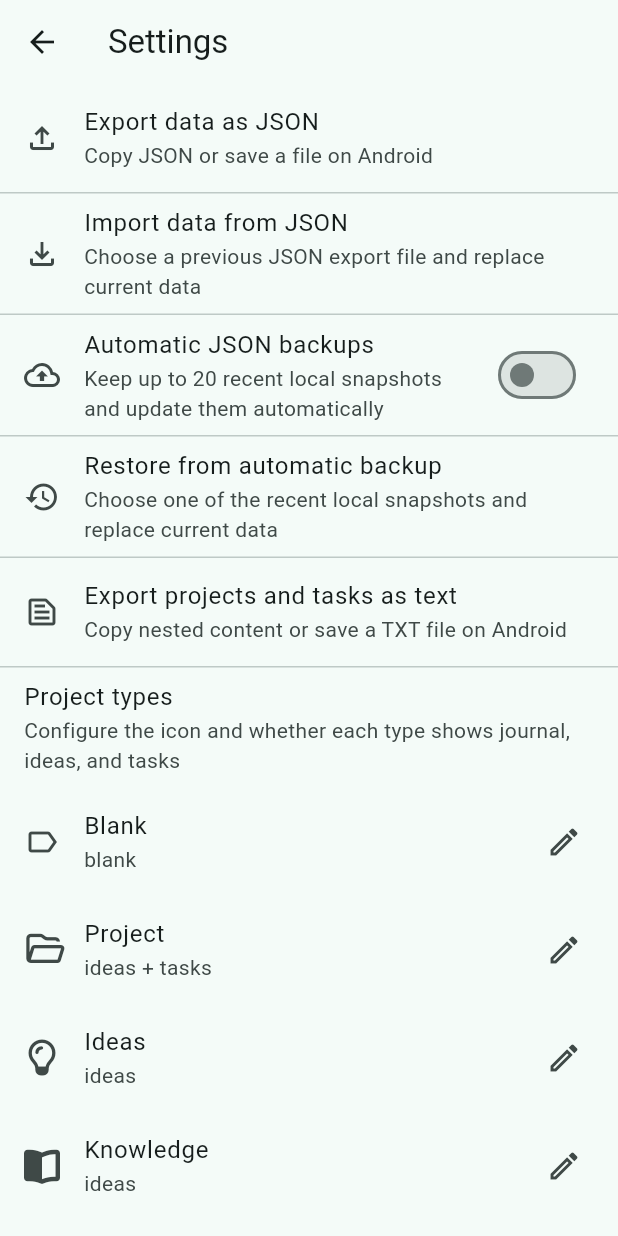
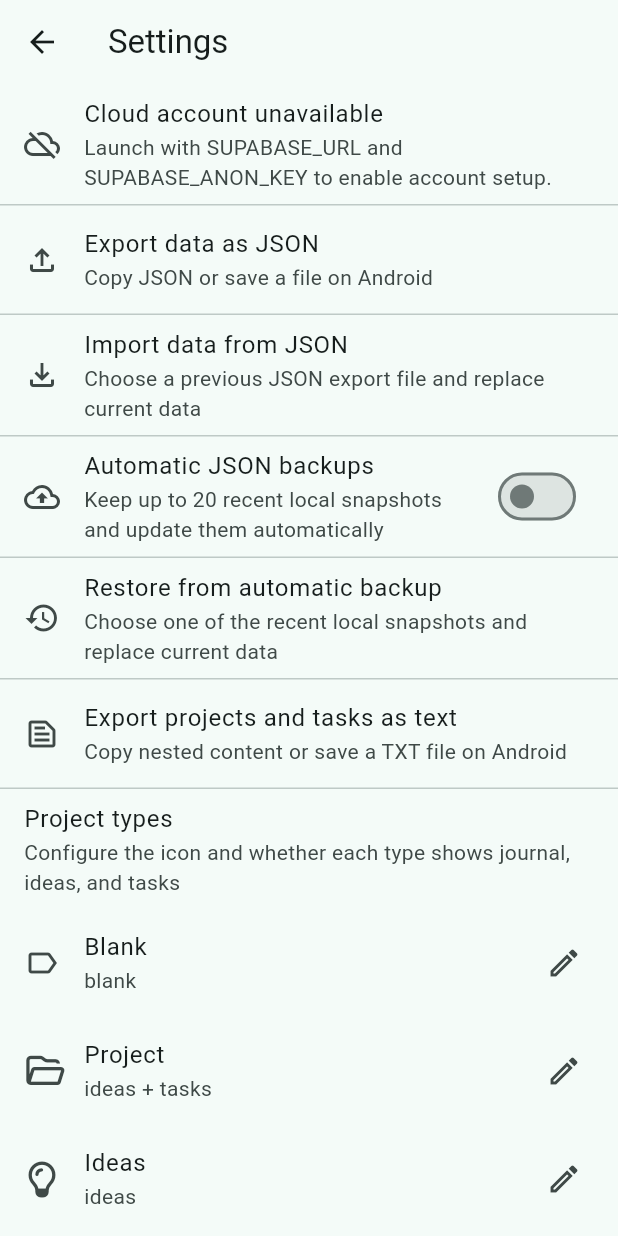
Before and after one commit to Jakob37/Mind, a Flutter app: the screen it shows after launch, after a tap on the "settings" icon, on a phone screen of 412 x 824 dp. Run offline on Flutter 3.47's test engine with Material 3 defaults, Android fonts, the phone set to English and light mode, and no system bars; our stand-ins replace font_awesome_flutter, share_plus, shared_preferences, supabase_flutter; missing offline and left inert: file_selector, flutter_file_dialog; accounts and stored records are empty.

Commit message:
Add Supabase account scaffolding

```diff
--- a/lib/main.dart
+++ b/lib/main.dart
@@ -1,7 +1,10 @@
 import 'package:flutter/material.dart';
 
 import 'src/app.dart';
+import 'src/supabase_bootstrap.dart';
 
-void main() {
+Future<void> main() async {
+  WidgetsFlutterBinding.ensureInitialized();
+  await SupabaseBootstrap.initializeIfConfigured();
   runApp(const MindApp());
 }
--- /dev/null
+++ b/lib/src/features/tasks/data/task_sync_service.dart
@@ -0,0 +1,102 @@
+import 'package:supabase_flutter/supabase_flutter.dart';
+
+import '../../../supabase_bootstrap.dart';
+
+class TaskSyncAccountState {
+  const TaskSyncAccountState({
+    required this.isConfigured,
+    this.userId,
+    this.email,
+  });
+
+  final bool isConfigured;
+  final String? userId;
+  final String? email;
+
+  bool get isSignedIn => userId != null && userId!.isNotEmpty;
+}
+
+class TaskAuthResult {
+  const TaskAuthResult({
+    required this.isSignedIn,
+    required this.message,
+  });
+
+  final bool isSignedIn;
+  final String message;
+}
+
+class TaskSyncService {
+  TaskSyncService({
+    SupabaseClient? client,
+  }) : _client = client ?? SupabaseBootstrap.client;
+
+  final SupabaseClient? _client;
+
+  bool get isConfigured => _client != null;
+
+  TaskSyncAccountState get accountState {
+    final User? user = _client?.auth.currentUser;
+    return TaskSyncAccountState(
+      isConfigured: isConfigured,
+      userId: user?.id,
+      email: user?.email,
+    );
+  }
+
+  Future<TaskAuthResult> signIn({
+    required String email,
+    required String password,
+  }) async {
+    final SupabaseClient client = _requireClient();
+    final AuthResponse response = await client.auth.signInWithPassword(
+      email: email,
+      password: password,
+    );
+    final User? user = response.user ?? client.auth.currentUser;
+    final String resolvedEmail = user?.email ?? email;
+
+    return TaskAuthResult(
+      isSignedIn: true,
+      message: 'Signed in as $resolvedEmail.',
+    );
+  }
+
+  Future<TaskAuthResult> signUp({
+    required String email,
+    required String password,
+  }) async {
+    final SupabaseClient client = _requireClient();
+    final AuthResponse response = await client.auth.signUp(
+      email: email,
+      password: password,
+    );
+    final User? user = response.user ?? client.auth.currentUser;
+    final bool isSignedIn = response.session != null;
+    final String resolvedEmail = user?.email ?? email;
+
+    return TaskAuthResult(
+      isSignedIn: isSignedIn,
+      message: isSignedIn
+          ? 'Account created and signed in as $resolvedEmail.'
+          : 'Account created for $resolvedEmail. Check email confirmation '
+              'settings in Supabase if sign-in is not immediate.',
+    );
+  }
+
+  Future<void> signOut() async {
+    final SupabaseClient client = _requireClient();
+    await client.auth.signOut();
+  }
+
+  SupabaseClient _requireClient() {
+    final SupabaseClient? client = _client;
+    if (client == null) {
+      throw StateError(
+        'Supabase is not configured. Launch with SUPABASE_URL and '
+        'SUPABASE_ANON_KEY.',
+      );
+    }
+    return client;
+  }
+}
--- a/lib/src/features/tasks/presentation/pages/settings_page.dart
+++ b/lib/src/features/tasks/presentation/pages/settings_page.dart
@@ -7,6 +7,7 @@ import 'package:flutter_file_dialog/flutter_file_dialog.dart';
 import 'package:flutter/services.dart';
 
 import '../../data/task_backup_service.dart';
+import '../../data/task_sync_service.dart';
 import '../../domain/task_models.dart';
 import '../widgets/card_layout.dart';
 import '../widgets/edit_project_type_sheet.dart';
@@ -29,6 +30,9 @@ class SettingsPage extends StatefulWidget {
     required this.onAutomaticBackupsEnabledChanged,
     required this.listAutomaticBackups,
     required this.onRestoreAutomaticBackup,
+    required this.cloudAccountState,
+    required this.onManageCloudAccount,
+    required this.onSignOutCloudAccount,
     required this.cardLayoutPreset,
     required this.onCardLayoutPresetChanged,
   });
@@ -46,6 +50,9 @@ class SettingsPage extends StatefulWidget {
   final Future<String?> Function(bool enabled) onAutomaticBackupsEnabledChanged;
   final Future<List<TaskBackupEntry>> Function() listAutomaticBackups;
   final Future<String?> Function(String backupId) onRestoreAutomaticBackup;
+  final TaskSyncAccountState cloudAccountState;
+  final Future<TaskSyncAccountState> Function() onManageCloudAccount;
+  final Future<TaskSyncAccountState> Function() onSignOutCloudAccount;
   final CardLayoutPreset cardLayoutPreset;
   final ValueChanged<CardLayoutPreset> onCardLayoutPresetChanged;
 
@@ -62,6 +69,7 @@ class _SettingsPageState extends State<SettingsPage> {
   );
   late bool _hideCompletedProjectItems = widget.hideCompletedProjectItems;
   late bool _automaticBackupsEnabled = widget.automaticBackupsEnabled;
+  late TaskSyncAccountState _cloudAccountState = widget.cloudAccountState;
   late CardLayoutPreset _cardLayoutPreset = widget.cardLayoutPreset;
 
   bool get _isAndroidDevice =>
@@ -642,6 +650,33 @@ class _SettingsPageState extends State<SettingsPage> {
     );
   }
 
+  Future<void> _manageCloudAccount() async {
+    final TaskSyncAccountState accountState =
+        await widget.onManageCloudAccount();
+    if (!mounted) {
+      return;
+    }
+
+    setState(() {
+      _cloudAccountState = accountState;
+    });
+  }
+
+  Future<void> _signOutCloudAccount() async {
+    final TaskSyncAccountState accountState =
+        await widget.onSignOutCloudAccount();
+    if (!mounted) {
+      return;
+    }
+
+    setState(() {
+      _cloudAccountState = accountState;
+    });
+    ScaffoldMessenger.of(context).showSnackBar(
+      const SnackBar(content: Text('Signed out of cloud account.')),
+    );
+  }
+
   String _backupTimeLabel(BuildContext context, DateTime savedAt) {
     final MaterialLocalizations localizations = MaterialLocalizations.of(
       context,
@@ -750,6 +785,46 @@ class _SettingsPageState extends State<SettingsPage> {
       appBar: AppBar(title: const Text('Settings')),
       body: ListView(
         children: <Widget>[
+          if (!_cloudAccountState.isConfigured) ...<Widget>[
+            const ListTile(
+              leading: Icon(Icons.cloud_off_outlined),
+              title: Text('Cloud account unavailable'),
+              subtitle: Text(
+                'Launch with SUPABASE_URL and SUPABASE_ANON_KEY to enable '
+                'account setup.',
+              ),
+            ),
+            const Divider(height: 1),
+          ] else if (_cloudAccountState.isSignedIn) ...<Widget>[
+            ListTile(
+              leading: const Icon(Icons.cloud_done_outlined),
+              title: const Text('Cloud account connected'),
+              subtitle: Text(
+                _cloudAccountState.email == null
+                    ? 'Signed in. Cloud sync wiring comes next.'
+                    : 'Signed in as ${_cloudAccountState.email}. '
+                        'Cloud sync wiring comes next.',
+              ),
+            ),
+            const Divider(height: 1),
+            ListTile(
+              leading: const Icon(Icons.logout_outlined),
+              title: const Text('Sign out of cloud account'),
+              subtitle: const Text('Keep using the app locally on this device'),
+              onTap: _signOutCloudAccount,
+            ),
+            const Divider(height: 1),
+          ] else ...<Widget>[
+            ListTile(
+              leading: const Icon(Icons.account_circle_outlined),
+              title: const Text('Set up cloud account'),
+              subtitle: const Text(
+                'Create an account or sign in with email and password',
+              ),
+              onTap: _manageCloudAccount,
+            ),
+            const Divider(height: 1),
+          ],
           ListTile(
             leading: const Icon(Icons.file_upload_outlined),
             title: const Text('Export data as JSON'),
--- /dev/null
+++ b/lib/src/supabase_bootstrap.dart
@@ -0,0 +1,31 @@
+import 'package:supabase_flutter/supabase_flutter.dart';
+
+class SupabaseBootstrap {
+  static const String url = String.fromEnvironment('SUPABASE_URL');
+  static const String anonKey = String.fromEnvironment('SUPABASE_ANON_KEY');
+
+  static bool get isConfigured => url.isNotEmpty && anonKey.isNotEmpty;
+
+  static Future<void> initializeIfConfigured() async {
+    if (!isConfigured) {
+      return;
+    }
+
+    await Supabase.initialize(
+      url: url,
+      anonKey: anonKey,
+    );
+  }
+
+  static SupabaseClient? get client {
+    if (!isConfigured) {
+      return null;
+    }
+
+    try {
+      return Supabase.instance.client;
+    } catch (_) {
+      return null;
+    }
+  }
+}
--- a/pubspec.yaml
+++ b/pubspec.yaml
@@ -16,6 +16,7 @@ dependencies:
   path_provider: ^2.1.5
   shared_preferences: ^2.5.3
   share_plus: ^12.0.1
+  supabase_flutter: ^2.10.3
 
 dev_dependencies:
   flutter_test:
```
Also changed, not shown: lib/src/features/auth/presentation/sign_in_page.dart (added, +170 -0 lines), lib/src/features/tasks/presentation/task_page.dart (+60 -0 lines), pubspec.lock, 9 other files.
